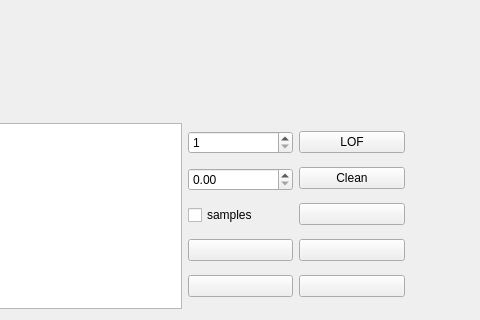
First picture: the form in qt/lof_form.ui, repository idergunoff/domanic, before the edit; both pictures show x 257 to 737 and y 280 to 600 of the 1200 by 600 pixel window.
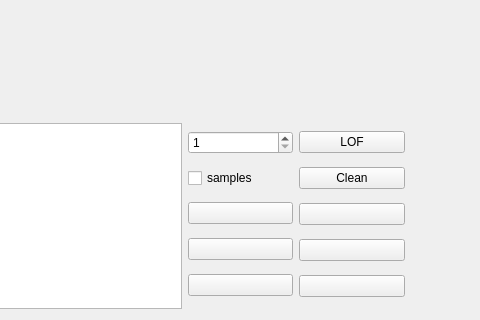
Second picture: the form after the edit.

```diff
--- a/qt/lof_form.ui
+++ b/qt/lof_form.ui
@@ -50,6 +50,20 @@
      </item>
      <item row="0" column="2">
       <layout class="QGridLayout" name="gridLayout_3">
+       <item row="2" column="0">
+        <widget class="QPushButton" name="pushButton">
+         <property name="text">
+          <string/>
+         </property>
+        </widget>
+       </item>
+       <item row="5" column="0">
+        <widget class="QPushButton" name="pushButton_6">
+         <property name="text">
+          <string/>
+         </property>
+        </widget>
+       </item>
        <item row="0" column="0">
         <widget class="QSpinBox" name="spinBox_lof_n">
          <property name="minimum">
@@ -61,24 +75,14 @@
         </widget>
        </item>
        <item row="1" column="0">
-        <widget class="QDoubleSpinBox" name="doubleSpinBox_label"/>
-       </item>
-       <item row="2" column="0">
         <widget class="QCheckBox" name="checkBox_samples">
          <property name="text">
           <string>samples</string>
          </property>
         </widget>
        </item>
-       <item row="3" column="0">
-        <widget class="QPushButton" name="pushButton_8">
-         <property name="text">
-          <string/>
-         </property>
-        </widget>
-       </item>
        <item row="4" column="0">
-        <widget class="QPushButton" name="pushButton_6">
+        <widget class="QPushButton" name="pushButton_8">
          <property name="text">
           <string/>
          </property>
```
